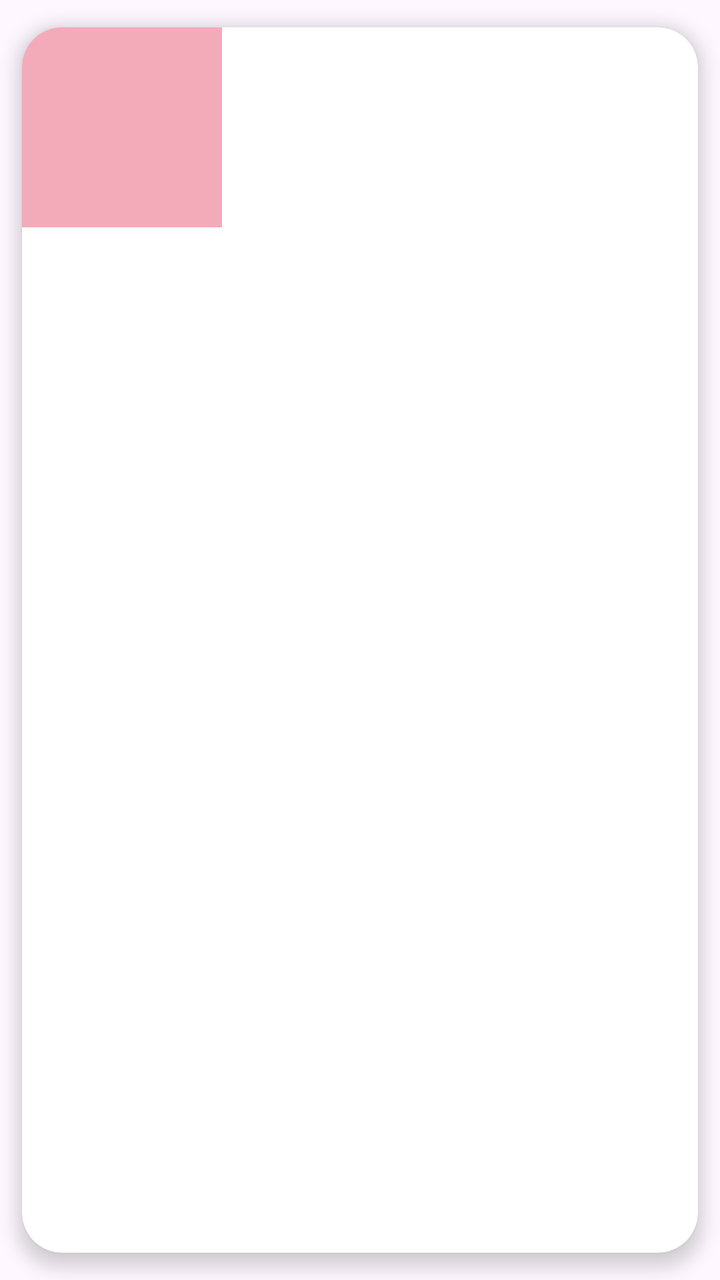
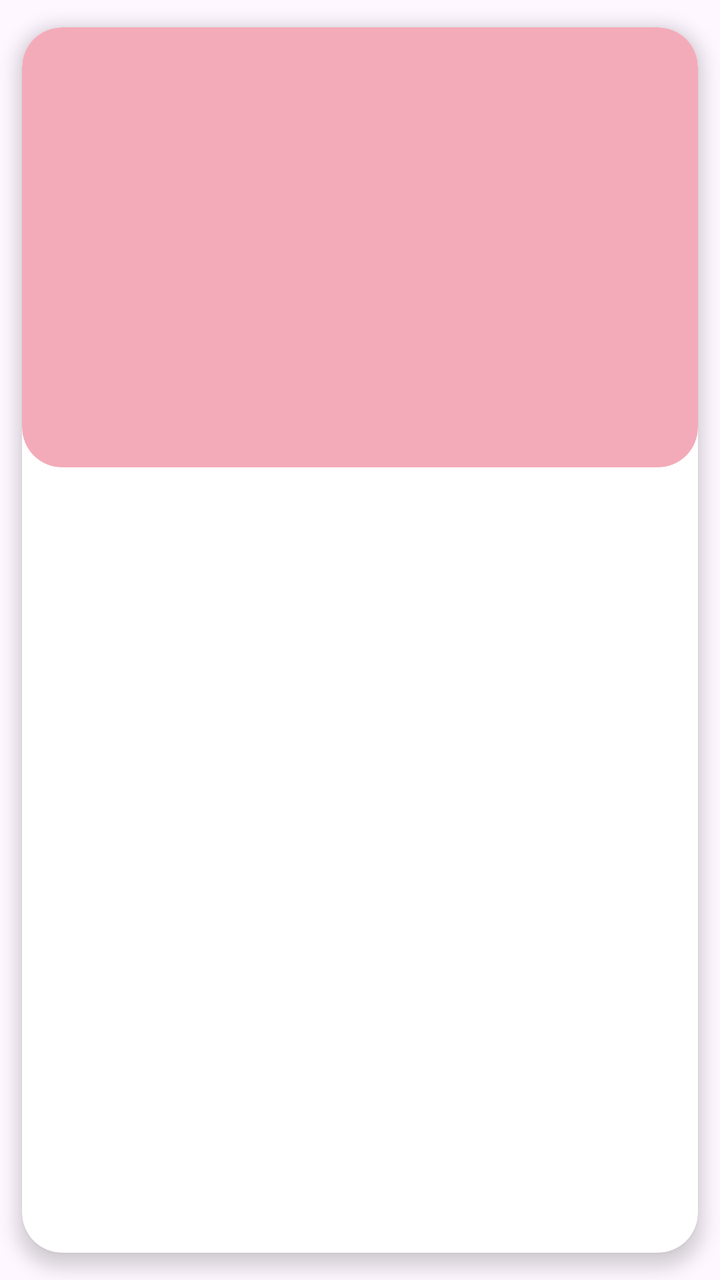

Compare the two renders of this Android layout. The source of the first and the diff that turns it into the second are given below.
<!-- AndroidManifest.xml: application theme Theme.FastMart -->
<!-- res/layout/item_card.xml -->
<?xml version="1.0" encoding="utf-8"?>
<androidx.cardview.widget.CardView xmlns:android="http://schemas.android.com/apk/res/android"
    android:id="@+id/item_card"
    android:layout_width="wrap_content"
    android:layout_height="wrap_content"
    xmlns:app="http://schemas.android.com/apk/res-auto"
    android:orientation="vertical"
    app:cardCornerRadius="20dp"
    app:cardElevation="5dp"
    app:cardUseCompatPadding="true"
    >
    <LinearLayout
        android:layout_width="wrap_content"
        android:layout_height="wrap_content"
        android:orientation="vertical"
        android:baselineAligned="false"
        >
        <LinearLayout
            android:layout_width="wrap_content"
            android:layout_height="0dp"
            android:layout_weight="0.4"
            android:background="?item_image_color"
            >
            <ImageView
                android:id="@+id/item_image"
                android:layout_width="100dp"
                android:layout_height="100dp"
                android:layout_gravity="center"
                android:contentDescription="@string/dod_img_description"
                />
        </LinearLayout>
        <LinearLayout
            android:layout_width="wrap_content"
            android:layout_height="0dp"
            android:layout_weight="0.6"
            android:orientation="vertical"
            android:layout_margin="15dp"
            >
            <TextView
                android:id="@+id/item_price"
                android:layout_width="wrap_content"
                android:layout_height="wrap_content"
                android:textAlignment="viewStart"
                android:textStyle="bold"
                android:fontFamily="sans-serif-black"
                android:textSize="20sp"
                android:layout_marginBottom="5dp"
                />
            <TextView
                android:id="@+id/item_name"
                android:layout_width="wrap_content"
                android:layout_height="wrap_content"
                android:textAlignment="viewStart"
                android:fontFamily="sans-serif"
                android:textSize="15sp"
                android:layout_marginBottom="5dp"
                />
            <LinearLayout
                android:layout_width="wrap_content"
                android:layout_height="wrap_content"
                android:orientation="horizontal"
                >
                <TextView
                    android:id="@+id/item_model"
                    android:layout_width="wrap_content"
                    android:layout_height="wrap_content"
                    android:textAlignment="viewStart"
                    android:fontFamily="sans-serif"
                    android:textSize="11sp"
                    />
                <TextView
                    android:id="@+id/item_color"
                    android:layout_width="wrap_content"
                    android:layout_height="wrap_content"
                    android:textAlignment="viewStart"
                    android:fontFamily="sans-serif"
                    android:textSize="11sp"
                    android:layout_marginStart="10dp"
                    />
            </LinearLayout>
        </LinearLayout>
    </LinearLayout>
</androidx.cardview.widget.CardView>
<!-- resources referenced by this layout -->
<resources>
  <string name="dod_img_description">Item Image</string>
  <style name="Theme.FastMart" parent="Base.Theme.FastMart" />
  <style name="Base.Theme.FastMart" parent="Theme.Material3.DayNight.NoActionBar">
          
          
          <item name="android:textColor">@color/black</item>
          <item name="loading_bar_color">@color/black</item>
          <item name="deal_of_day_background_color">@color/skinish</item>
          <item name="item_image_color">@color/skinish</item>
          <item name="button_bg_color">@color/black</item>
          <item name="login_signup_bg">@color/trans_bg_shade_light</item>
      </style>
  <color name="black">#FF000000</color>
  <color name="skinish">#F4ABB9</color>
  <color name="trans_bg_shade_light">#81C7BCBC</color>
</resources>

<!-- the commit's change to res/layout/item_card.xml (unified diff, before → after) -->
@@ -1,7 +1,7 @@
 <?xml version="1.0" encoding="utf-8"?>
 <androidx.cardview.widget.CardView xmlns:android="http://schemas.android.com/apk/res/android"
     android:id="@+id/item_card"
-    android:layout_width="wrap_content"
+    android:layout_width="match_parent"
     android:layout_height="wrap_content"
     xmlns:app="http://schemas.android.com/apk/res-auto"
     android:orientation="vertical"
@@ -10,53 +10,54 @@
     app:cardUseCompatPadding="true"
     >
     <LinearLayout
-        android:layout_width="wrap_content"
+        android:layout_width="match_parent"
         android:layout_height="wrap_content"
         android:orientation="vertical"
         android:baselineAligned="false"
         >
-        <LinearLayout
-            android:layout_width="wrap_content"
+        <androidx.cardview.widget.CardView
+            android:layout_width="match_parent"
             android:layout_height="0dp"
-            android:layout_weight="0.4"
-            android:background="?item_image_color"
+            android:layout_weight="0.5"
+            android:backgroundTint="?item_image_color"
+            android:gravity="center"
+            app:cardCornerRadius="20dp"
+            app:cardElevation="0dp"
             >
             <ImageView
                 android:id="@+id/item_image"
-                android:layout_width="100dp"
-                android:layout_height="100dp"
-                android:layout_gravity="center"
+                android:layout_width="match_parent"
+                android:layout_height="180dp"
+                android:scaleType="centerInside"
                 android:contentDescription="@string/dod_img_description"
+                android:layout_margin="20dp"
                 />
-        </LinearLayout>
+        </androidx.cardview.widget.CardView>
         <LinearLayout
-            android:layout_width="wrap_content"
-            android:layout_height="0dp"
-            android:layout_weight="0.6"
+            android:layout_width="match_parent"
+            android:layout_height="wrap_content"
             android:orientation="vertical"
-            android:layout_margin="15dp"
+            android:layout_margin="10dp"
             >
             <TextView
                 android:id="@+id/item_price"
-                android:layout_width="wrap_content"
+                android:layout_width="match_parent"
                 android:layout_height="wrap_content"
                 android:textAlignment="viewStart"
                 android:textStyle="bold"
                 android:fontFamily="sans-serif-black"
-                android:textSize="20sp"
-                android:layout_marginBottom="5dp"
+                android:textSize="15sp"
                 />
             <TextView
                 android:id="@+id/item_name"
-                android:layout_width="wrap_content"
+                android:layout_width="match_parent"
                 android:layout_height="wrap_content"
                 android:textAlignment="viewStart"
                 android:fontFamily="sans-serif"
-                android:textSize="15sp"
-                android:layout_marginBottom="5dp"
+                android:textSize="11sp"
                 />
             <LinearLayout
-                android:layout_width="wrap_content"
+                android:layout_width="match_parent"
                 android:layout_height="wrap_content"
                 android:orientation="horizontal"
                 >
